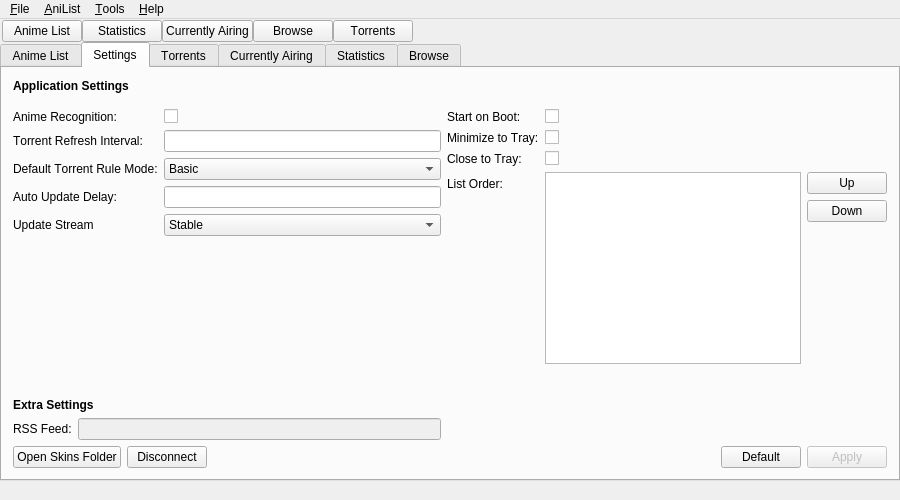
killmaster/Shinjiru, file src/gui/mainwindow.ui: the form before one commit.
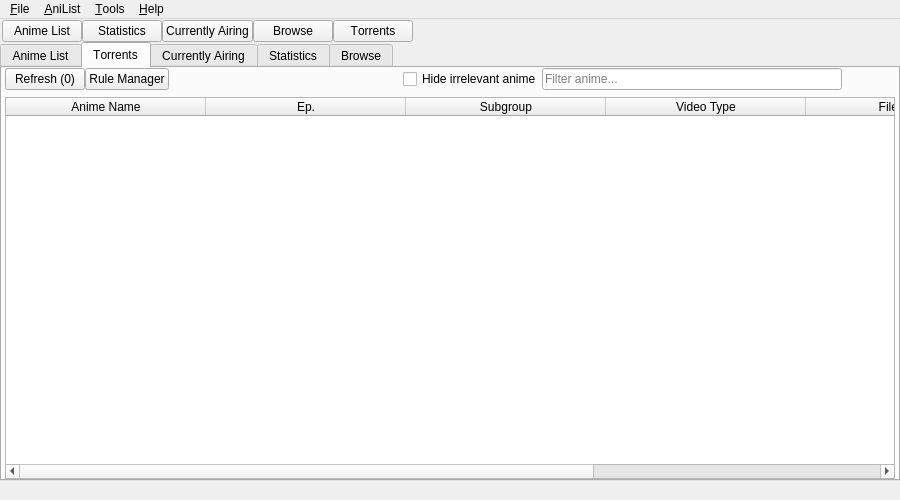
The form after the commit.

Commit message: Remove old settings tab

The edit to the form file:
```diff
--- a/src/gui/mainwindow.ui
+++ b/src/gui/mainwindow.ui
@@ -229,342 +229,6 @@
         </item>
        </layout>
       </widget>
-      <widget class="QWidget" name="tab_3">
-       <property name="autoFillBackground">
-        <bool>false</bool>
-       </property>
-       <property name="styleSheet">
-        <string notr="true"/>
-       </property>
-       <attribute name="title">
-        <string>Settings</string>
-       </attribute>
-       <layout class="QHBoxLayout" name="horizontalLayout_12">
-        <item>
-         <layout class="QVBoxLayout" name="verticalLayout_10">
-          <item>
-           <widget class="QLabel" name="label">
-            <property name="font">
-             <font>
-              <weight>75</weight>
-              <bold>true</bold>
-             </font>
-            </property>
-            <property name="text">
-             <string>Application Settings</string>
-            </property>
-           </widget>
-          </item>
-          <item>
-           <layout class="QFormLayout" name="formLayout">
-            <property name="fieldGrowthPolicy">
-             <enum>QFormLayout::AllNonFixedFieldsGrow</enum>
-            </property>
-            <property name="topMargin">
-             <number>10</number>
-            </property>
-            <item row="0" column="0">
-             <widget class="QLabel" name="autoRecognitionLabel">
-              <property name="toolTip">
-               <string>When enabled, Shinjiru will auto update episodes for anime you have watched after a certain period of time</string>
-              </property>
-              <property name="text">
-               <string>Anime Recognition:</string>
-              </property>
-             </widget>
-            </item>
-            <item row="0" column="1">
-             <widget class="QCheckBox" name="autoRecognitionCheckBox"/>
-            </item>
-            <item row="1" column="0">
-             <widget class="QLabel" name="torrentRefreshIntervalLabel">
-              <property name="toolTip">
-               <string>How often Shinjiru should check for new torrents, in seconds</string>
-              </property>
-              <property name="text">
-               <string>Torrent Refresh Interval:</string>
-              </property>
-             </widget>
-            </item>
-            <item row="1" column="1">
-             <widget class="QLineEdit" name="torrentRefreshIntervalLineEdit"/>
-            </item>
-            <item row="2" column="0">
-             <widget class="QLabel" name="defaultTorrentRuleModeLabel">
-              <property name="text">
-               <string>Default Torrent Rule Mode:</string>
-              </property>
-             </widget>
-            </item>
-            <item row="2" column="1">
-             <widget class="QComboBox" name="defaultTorrentRuleModeComboBox">
-              <item>
-               <property name="text">
-                <string>Basic</string>
-               </property>
-              </item>
-              <item>
-               <property name="text">
-                <string>Advanced</string>
-               </property>
-              </item>
-             </widget>
-            </item>
-            <item row="3" column="0">
-             <widget class="QLabel" name="autoUpdateDelayLabel">
-              <property name="text">
-               <string>Auto Update Delay:</string>
-              </property>
-             </widget>
-            </item>
-            <item row="3" column="1">
-             <widget class="QLineEdit" name="autoUpdateDelayLineEdit"/>
-            </item>
-            <item row="4" column="0">
-             <widget class="QLabel" name="updateStreamLabel">
-              <property name="text">
-               <string>Update Stream</string>
-              </property>
-             </widget>
-            </item>
-            <item row="4" column="1">
-             <widget class="QComboBox" name="updateStreamComboBox">
-              <item>
-               <property name="text">
-                <string>Stable</string>
-               </property>
-              </item>
-              <item>
-               <property name="text">
-                <string>Nightly</string>
-               </property>
-              </item>
-             </widget>
-            </item>
-           </layout>
-          </item>
-          <item>
-           <spacer name="verticalSpacer_2">
-            <property name="orientation">
-             <enum>Qt::Vertical</enum>
-            </property>
-            <property name="sizeHint" stdset="0">
-             <size>
-              <width>20</width>
-              <height>40</height>
-             </size>
-            </property>
-           </spacer>
-          </item>
-          <item>
-           <widget class="QLabel" name="label_3">
-            <property name="font">
-             <font>
-              <weight>75</weight>
-              <bold>true</bold>
-             </font>
-            </property>
-            <property name="text">
-             <string>Extra Settings</string>
-            </property>
-           </widget>
-          </item>
-          <item>
-           <layout class="QFormLayout" name="formLayout_5">
-            <item row="0" column="0">
-             <widget class="QLabel" name="rSSFeedLabel">
-              <property name="text">
-               <string>RSS Feed:</string>
-              </property>
-             </widget>
-            </item>
-            <item row="0" column="1">
-             <widget class="QLineEdit" name="rSSFeedLineEdit">
-              <property name="enabled">
-               <bool>false</bool>
-              </property>
-             </widget>
-            </item>
-           </layout>
-          </item>
-          <item>
-           <layout class="QHBoxLayout" name="horizontalLayout_4">
-            <item>
-             <widget class="QPushButton" name="openSkinsFolderButton">
-              <property name="text">
-               <string>Open Skins Folder</string>
-              </property>
-             </widget>
-            </item>
-            <item>
-             <widget class="QPushButton" name="disconnectButton">
-              <property name="text">
-               <string>Disconnect</string>
-              </property>
-             </widget>
-            </item>
-            <item>
-             <spacer name="horizontalSpacer_7">
-              <property name="orientation">
-               <enum>Qt::Horizontal</enum>
-              </property>
-              <property name="sizeHint" stdset="0">
-               <size>
-                <width>40</width>
-                <height>20</height>
-               </size>
-              </property>
-             </spacer>
-            </item>
-           </layout>
-          </item>
-         </layout>
-        </item>
-        <item>
-         <layout class="QVBoxLayout" name="verticalLayout_11">
-          <item>
-           <layout class="QFormLayout" name="formLayout_4">
-            <property name="fieldGrowthPolicy">
-             <enum>QFormLayout::AllNonFixedFieldsGrow</enum>
-            </property>
-            <property name="topMargin">
-             <number>30</number>
-            </property>
-            <item row="0" column="0">
-             <widget class="QLabel" name="startOnBootLabel">
-              <property name="text">
-               <string>Start on Boot:</string>
-              </property>
-             </widget>
-            </item>
-            <item row="0" column="1">
-             <widget class="QCheckBox" name="startOnBootCheckBox"/>
-            </item>
-            <item row="1" column="0">
-             <widget class="QLabel" name="minimizeToTrayLabel">
-              <property name="text">
-               <string>Minimize to Tray:</string>
-              </property>
-             </widget>
-            </item>
-            <item row="1" column="1">
-             <widget class="QCheckBox" name="minimizeToTrayCheckBox"/>
-            </item>
-            <item row="2" column="0">
-             <widget class="QLabel" name="closeToTrayLabel">
-              <property name="text">
-               <string>Close to Tray:</string>
-              </property>
-             </widget>
-            </item>
-            <item row="2" column="1">
-             <widget class="QCheckBox" name="closeToTrayCheckBox"/>
-            </item>
-            <item row="4" column="0">
-             <widget class="QLabel" name="listOrderLabel">
-              <property name="text">
-               <string>List Order:</string>
-              </property>
-             </widget>
-            </item>
-            <item row="4" column="1">
-             <layout class="QHBoxLayout" name="horizontalLayout_5">
-              <item>
-               <layout class="QVBoxLayout" name="verticalLayout_12">
-                <item>
-                 <widget class="QListWidget" name="orderListWidget"/>
-                </item>
-               </layout>
-              </item>
-              <item>
-               <layout class="QVBoxLayout" name="verticalLayout_9">
-                <item>
-                 <widget class="QPushButton" name="moveUpButton">
-                  <property name="text">
-                   <string>Up</string>
-                  </property>
-                 </widget>
-                </item>
-                <item>
-                 <widget class="QPushButton" name="moveDownButton">
-                  <property name="text">
-                   <string>Down</string>
-                  </property>
-                 </widget>
-                </item>
-                <item>
-                 <spacer name="verticalSpacer_5">
-                  <property name="orientation">
-                   <enum>Qt::Vertical</enum>
-                  </property>
-                  <property name="sizeHint" stdset="0">
-                   <size>
-                    <width>20</width>
-                    <height>40</height>
-                   </size>
-                  </property>
-                 </spacer>
-                </item>
-               </layout>
-              </item>
-             </layout>
-            </item>
-           </layout>
-          </item>
-          <item>
-           <spacer name="verticalSpacer">
-            <property name="orientation">
-             <enum>Qt::Vertical</enum>
-            </property>
-            <property name="sizeHint" stdset="0">
-             <size>
-              <width>20</width>
-              <height>40</height>
-             </size>
-            </property>
-           </spacer>
-          </item>
-          <item>
-           <layout class="QHBoxLayout" name="horizontalLayout_7">
-            <property name="bottomMargin">
-             <number>0</number>
-            </property>
-            <item>
-             <spacer name="horizontalSpacer_2">
-              <property name="orientation">
-               <enum>Qt::Horizontal</enum>
-              </property>
-              <property name="sizeHint" stdset="0">
-               <size>
-                <width>40</width>
-                <height>20</height>
-               </size>
-              </property>
-             </spacer>
-            </item>
-            <item>
-             <widget class="QPushButton" name="defaultButton">
-              <property name="text">
-               <string>Default</string>
-              </property>
-             </widget>
-            </item>
-            <item>
-             <widget class="QPushButton" name="applyButton">
-              <property name="enabled">
-               <bool>false</bool>
-              </property>
-              <property name="text">
-               <string>Apply</string>
-              </property>
-             </widget>
-            </item>
-           </layout>
-          </item>
-         </layout>
-        </item>
-       </layout>
-      </widget>
       <widget class="QWidget" name="tab_2">
        <attribute name="title">
         <string>Torrents</string>
```
The commit also changes 6 other files.
